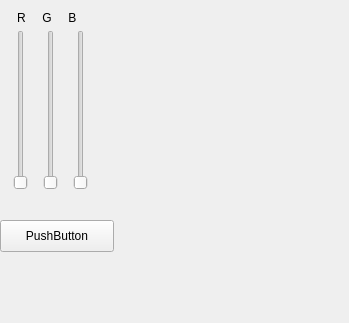
Above: trab1/secundarywindow.ui from julioce/CompGraf before the change. Below: the same form after it.
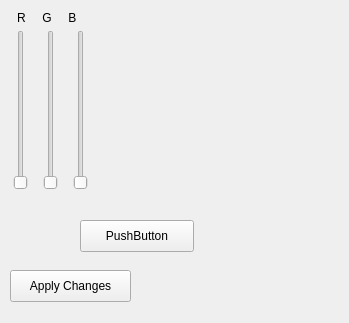
That is the form after the change.

Commit message: Janela de Effects recebendo valores e aplicando efeitos

What changed in the file:
```diff
--- a/trab1/secundarywindow.ui
+++ b/trab1/secundarywindow.ui
@@ -93,7 +93,7 @@
   <widget class="QPushButton" name="pushButton">
    <property name="geometry">
     <rect>
-     <x>0</x>
+     <x>80</x>
      <y>220</y>
      <width>114</width>
      <height>32</height>
@@ -103,6 +103,19 @@
     <string>PushButton</string>
    </property>
   </widget>
+  <widget class="QPushButton" name="applyChanges">
+   <property name="geometry">
+    <rect>
+     <x>10</x>
+     <y>270</y>
+     <width>121</width>
+     <height>32</height>
+    </rect>
+   </property>
+   <property name="text">
+    <string>Apply Changes</string>
+   </property>
+  </widget>
  </widget>
  <resources/>
  <connections/>
```
Left out of the diff: 2 changed lines with no effect on the pictures. The commit also changes 7 other files.
